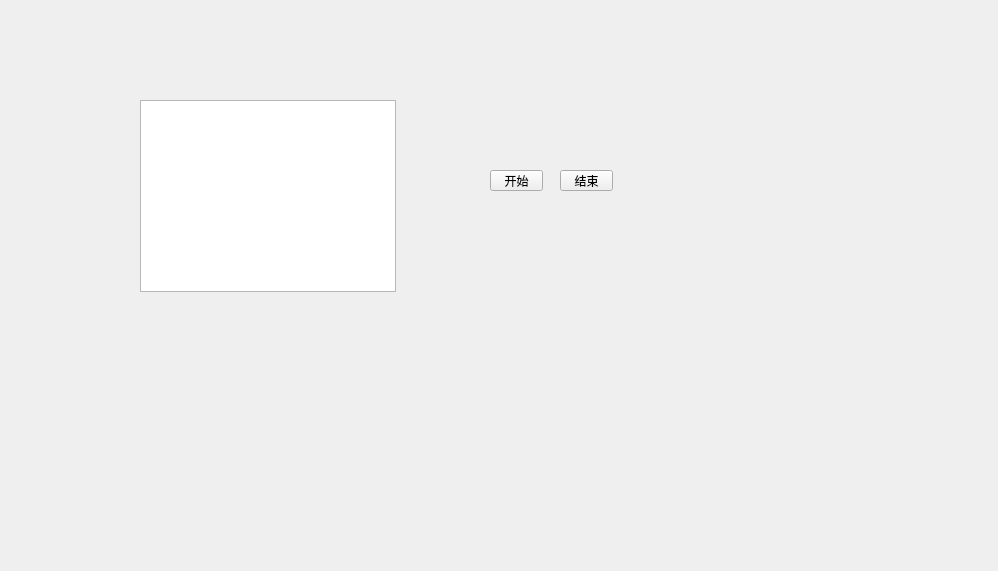
First picture: the form in DrillGIFActionSequenceEditor/Source/ActionSeqModule/playingPart/p_PlayingPart.ui, repository DrillUp/DrillGIFActionSequenceEditor, before the edit.
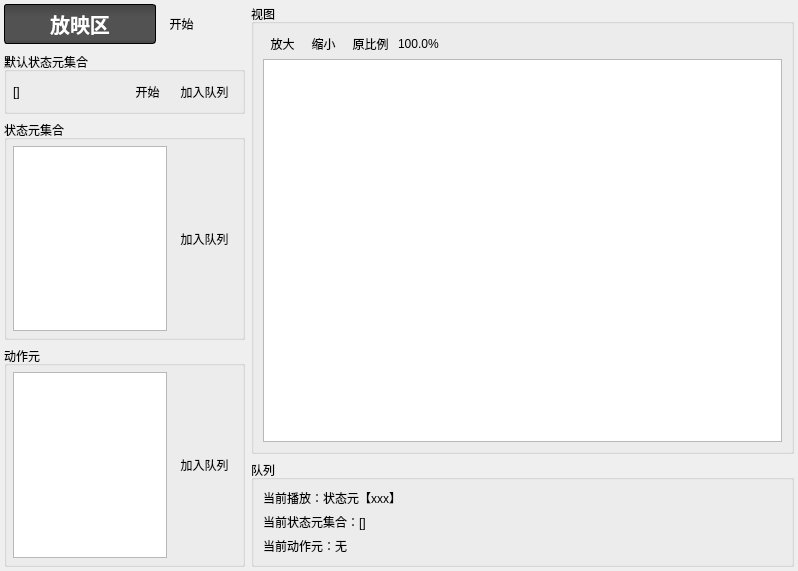
Second picture: the form after the edit. Icons and pictures are not drawn.

Commit message: 完成 放映区 的ui框架。

The edit to the form file:
```diff
--- a/DrillGIFActionSequenceEditor/Source/ActionSeqModule/playingPart/p_PlayingPart.ui
+++ b/DrillGIFActionSequenceEditor/Source/ActionSeqModule/playingPart/p_PlayingPart.ui
@@ -6,49 +6,498 @@
    <rect>
     <x>0</x>
     <y>0</y>
-    <width>998</width>
+    <width>798</width>
     <height>571</height>
    </rect>
   </property>
   <property name="windowTitle">
    <string>Form</string>
   </property>
-  <widget class="QToolButton" name="toolButton_2">
-   <property name="geometry">
-    <rect>
-     <x>560</x>
-     <y>170</y>
-     <width>53</width>
-     <height>21</height>
-    </rect>
+  <layout class="QVBoxLayout" name="verticalLayout">
+   <property name="leftMargin">
+    <number>0</number>
    </property>
-   <property name="text">
-    <string>结束</string>
+   <property name="topMargin">
+    <number>0</number>
    </property>
-  </widget>
-  <widget class="QToolButton" name="toolButton">
-   <property name="geometry">
-    <rect>
-     <x>490</x>
-     <y>170</y>
-     <width>53</width>
-     <height>21</height>
-    </rect>
+   <property name="rightMargin">
+    <number>0</number>
    </property>
-   <property name="text">
-    <string>开始</string>
+   <property name="bottomMargin">
+    <number>0</number>
    </property>
-  </widget>
-  <widget class="QGraphicsView" name="graphicsView">
-   <property name="geometry">
-    <rect>
-     <x>140</x>
-     <y>100</y>
-     <width>256</width>
-     <height>192</height>
-    </rect>
-   </property>
-  </widget>
+   <item>
+    <widget class="QWidget" name="widget_6" native="true">
+     <layout class="QHBoxLayout" name="horizontalLayout_2" stretch="4,9">
+      <property name="leftMargin">
+       <number>4</number>
+      </property>
+      <property name="topMargin">
+       <number>4</number>
+      </property>
+      <property name="rightMargin">
+       <number>4</number>
+      </property>
+      <property name="bottomMargin">
+       <number>4</number>
+      </property>
+      <item>
+       <widget class="QWidget" name="widget_2" native="true">
+        <property name="styleSheet">
+         <string notr="true">
+QToolButton{
+	padding:2px;
+	border: 1px solid transparent;
+	background: rgba(255,255,255,0);
+}
+QToolButton:hover{
+	border-radius:1px;
+	border:1px solid #f2ca58;
+	background-color: qlineargradient(spread:pad, x1:0, y1:0, x2:0, y2:1, stop:0 #fdecad, stop:0.3 #fde48c, stop:0.9 #fce58c, stop:1 #fdfadf )
+}
+QToolButton:pressed{
+	border-radius:1px;
+	border:1px solid #f2ca58;
+	background-color: #FDF4BF;
+}</string>
+        </property>
+        <layout class="QVBoxLayout" name="verticalLayout_2">
+         <property name="spacing">
+          <number>4</number>
+         </property>
+         <property name="leftMargin">
+          <number>0</number>
+         </property>
+         <property name="topMargin">
+          <number>0</number>
+         </property>
+         <property name="rightMargin">
+          <number>0</number>
+         </property>
+         <property name="bottomMargin">
+          <number>0</number>
+         </property>
+         <item>
+          <widget class="QWidget" name="widget" native="true">
+           <layout class="QHBoxLayout" name="horizontalLayout" stretch="4,0,1">
+            <property name="leftMargin">
+             <number>0</number>
+            </property>
+            <property name="topMargin">
+             <number>0</number>
+            </property>
+            <property name="rightMargin">
+             <number>0</number>
+            </property>
+            <property name="bottomMargin">
+             <number>0</number>
+            </property>
+            <item>
+             <widget class="QLabel" name="label">
+              <property name="styleSheet">
+               <string notr="true">
+font-family:&quot;微软雅黑&quot;;
+font-size:20px;
+font-weight:bold;
+padding:4px;
+color:#ffffff;
+border-radius:3px;
+border:1px solid #000000;
+background-color: qlineargradient(spread:pad, x1:0, y1:0, x2:0, y2:1, stop:0 #444444, stop:0.3 #525252, stop:0.9 #525252, stop:1 #444444 )</string>
+              </property>
+              <property name="text">
+               <string>放映区</string>
+              </property>
+              <property name="alignment">
+               <set>Qt::AlignCenter</set>
+              </property>
+             </widget>
+            </item>
+            <item>
+             <widget class="QToolButton" name="toolButton_open">
+              <property name="text">
+               <string>开始</string>
+              </property>
+              <property name="icon">
+               <iconset resource="../../../drillgifactionsequenceeditor.qrc">
+                <normaloff>:/DrillGIFActionSequenceEditor/Resources/icons/player/Play_Run.png</normaloff>:/DrillGIFActionSequenceEditor/Resources/icons/player/Play_Run.png</iconset>
+              </property>
+              <property name="iconSize">
+               <size>
+                <width>32</width>
+                <height>32</height>
+               </size>
+              </property>
+             </widget>
+            </item>
+            <item>
+             <widget class="QWidget" name="widget_3" native="true"/>
+            </item>
+           </layout>
+          </widget>
+         </item>
+         <item>
+          <widget class="QWidget" name="widget" native="true">
+           <layout class="QVBoxLayout" name="verticalLayout_3">
+            <property name="spacing">
+             <number>6</number>
+            </property>
+            <property name="leftMargin">
+             <number>0</number>
+            </property>
+            <property name="topMargin">
+             <number>4</number>
+            </property>
+            <property name="rightMargin">
+             <number>0</number>
+            </property>
+            <property name="bottomMargin">
+             <number>0</number>
+            </property>
+            <item>
+             <widget class="QGroupBox" name="groupBox_5">
+              <property name="title">
+               <string>默认状态元集合</string>
+              </property>
+              <layout class="QHBoxLayout" name="horizontalLayout_4">
+               <property name="leftMargin">
+                <number>6</number>
+               </property>
+               <property name="topMargin">
+                <number>6</number>
+               </property>
+               <property name="rightMargin">
+                <number>6</number>
+               </property>
+               <property name="bottomMargin">
+                <number>6</number>
+               </property>
+               <item>
+                <widget class="QLabel" name="label_defaultState">
+                 <property name="text">
+                  <string>[]</string>
+                 </property>
+                </widget>
+               </item>
+               <item>
+                <widget class="QToolButton" name="toolButton_open_3">
+                 <property name="text">
+                  <string>开始</string>
+                 </property>
+                 <property name="icon">
+                  <iconset resource="../../../drillgifactionsequenceeditor.qrc">
+                   <normaloff>:/DrillGIFActionSequenceEditor/Resources/icons/menu/Common_Edit.png</normaloff>:/DrillGIFActionSequenceEditor/Resources/icons/menu/Common_Edit.png</iconset>
+                 </property>
+                 <property name="iconSize">
+                  <size>
+                   <width>32</width>
+                   <height>32</height>
+                  </size>
+                 </property>
+                </widget>
+               </item>
+               <item>
+                <widget class="QToolButton" name="toolButton_open_2">
+                 <property name="text">
+                  <string>加入队列</string>
+                 </property>
+                 <property name="icon">
+                  <iconset resource="../../../drillgifactionsequenceeditor.qrc">
+                   <normaloff>:/DrillGIFActionSequenceEditor/Resources/icons/menu/Common_Right.png</normaloff>:/DrillGIFActionSequenceEditor/Resources/icons/menu/Common_Right.png</iconset>
+                 </property>
+                 <property name="iconSize">
+                  <size>
+                   <width>32</width>
+                   <height>32</height>
+                  </size>
+                 </property>
+                </widget>
+               </item>
+              </layout>
+             </widget>
+            </item>
+            <item>
+             <widget class="QGroupBox" name="groupBox_2">
+              <property name="title">
+               <string>状态元集合</string>
+              </property>
+              <layout class="QHBoxLayout" name="horizontalLayout_6">
+               <property name="leftMargin">
+                <number>6</number>
+               </property>
+               <property name="topMargin">
+                <number>6</number>
+               </property>
+               <property name="rightMargin">
+                <number>6</number>
+               </property>
+               <property name="bottomMargin">
+                <number>6</number>
+               </property>
+               <item>
+                <widget class="QTableWidget" name="tableWidget_state">
+                 <property name="styleSheet">
+                  <string notr="true">
+QTableView::item:selected {
+	background-color: qlineargradient(spread:pad, x1:0, y1:0, x2:0, y2:1, stop:0 #5C87D9, stop:0.505 #557CC7, stop:1 #5075BC);
+}</string>
+                 </property>
+                </widget>
+               </item>
+               <item>
+                <widget class="QToolButton" name="toolButton_open_5">
+                 <property name="text">
+                  <string>加入队列</string>
+                 </property>
+                 <property name="icon">
+                  <iconset resource="../../../drillgifactionsequenceeditor.qrc">
+                   <normaloff>:/DrillGIFActionSequenceEditor/Resources/icons/menu/Common_Right.png</normaloff>:/DrillGIFActionSequenceEditor/Resources/icons/menu/Common_Right.png</iconset>
+                 </property>
+                 <property name="iconSize">
+                  <size>
+                   <width>32</width>
+                   <height>32</height>
+                  </size>
+                 </property>
+                </widget>
+               </item>
+              </layout>
+             </widget>
+            </item>
+            <item>
+             <widget class="QGroupBox" name="groupBox_4">
+              <property name="title">
+               <string>动作元</string>
+              </property>
+              <layout class="QHBoxLayout" name="horizontalLayout_5">
+               <property name="leftMargin">
+                <number>6</number>
+               </property>
+               <property name="topMargin">
+                <number>6</number>
+               </property>
+               <property name="rightMargin">
+                <number>6</number>
+               </property>
+               <property name="bottomMargin">
+                <number>6</number>
+               </property>
+               <item>
+                <widget class="QTableWidget" name="tableWidget_action">
+                 <property name="styleSheet">
+                  <string notr="true">
+QTableView::item:selected {
+	background-color: qlineargradient(spread:pad, x1:0, y1:0, x2:0, y2:1, stop:0 #5C87D9, stop:0.505 #557CC7, stop:1 #5075BC);
+}</string>
+                 </property>
+                </widget>
+               </item>
+               <item>
+                <widget class="QToolButton" name="toolButton_open_4">
+                 <property name="text">
+                  <string>加入队列</string>
+                 </property>
+                 <property name="icon">
+                  <iconset resource="../../../drillgifactionsequenceeditor.qrc">
+                   <normaloff>:/DrillGIFActionSequenceEditor/Resources/icons/menu/Common_Right.png</normaloff>:/DrillGIFActionSequenceEditor/Resources/icons/menu/Common_Right.png</iconset>
+                 </property>
+                 <property name="iconSize">
+                  <size>
+                   <width>32</width>
+                   <height>32</height>
+                  </size>
+                 </property>
+                </widget>
+               </item>
+              </layout>
+             </widget>
+            </item>
+           </layout>
+          </widget>
+         </item>
+        </layout>
+       </widget>
+      </item>
+      <item>
+       <widget class="QWidget" name="widget_4" native="true">
+        <layout class="QVBoxLayout" name="verticalLayout_4">
+         <property name="leftMargin">
+          <number>0</number>
+         </property>
+         <property name="topMargin">
+          <number>0</number>
+         </property>
+         <property name="rightMargin">
+          <number>0</number>
+         </property>
+         <property name="bottomMargin">
+          <number>0</number>
+         </property>
+         <item>
+          <widget class="QGroupBox" name="groupBox_3">
+           <property name="title">
+            <string>视图</string>
+           </property>
+           <layout class="QVBoxLayout" name="verticalLayout_5">
+            <property name="spacing">
+             <number>2</number>
+            </property>
+            <property name="topMargin">
+             <number>6</number>
+            </property>
+            <item>
+             <widget class="QWidget" name="widget_5" native="true">
+              <property name="styleSheet">
+               <string notr="true">
+QToolButton{
+	padding:2px;
+	border: 1px solid transparent;
+	background: rgba(255,255,255,0);
+}
+QToolButton:hover{
+	border-radius:1px;
+	border:1px solid #f2ca58;
+	background-color: qlineargradient(spread:pad, x1:0, y1:0, x2:0, y2:1, stop:0 #fdecad, stop:0.3 #fde48c, stop:0.9 #fce58c, stop:1 #fdfadf )
+}
+QToolButton:pressed{
+	border-radius:1px;
+	border:1px solid #f2ca58;
+	background-color: #FDF4BF;
+}</string>
+              </property>
+              <layout class="QHBoxLayout" name="horizontalLayout_3">
+               <property name="spacing">
+                <number>2</number>
+               </property>
+               <property name="leftMargin">
+                <number>0</number>
+               </property>
+               <property name="topMargin">
+                <number>0</number>
+               </property>
+               <property name="rightMargin">
+                <number>0</number>
+               </property>
+               <property name="bottomMargin">
+                <number>0</number>
+               </property>
+               <item>
+                <widget class="QToolButton" name="toolButton_zoom_in">
+                 <property name="text">
+                  <string>放大</string>
+                 </property>
+                 <property name="icon">
+                  <iconset resource="../../../drillgifactionsequenceeditor.qrc">
+                   <normaloff>:/DrillGIFActionSequenceEditor/Resources/icons/view/Zoom_In.png</normaloff>:/DrillGIFActionSequenceEditor/Resources/icons/view/Zoom_In.png</iconset>
+                 </property>
+                 <property name="iconSize">
+                  <size>
+                   <width>24</width>
+                   <height>24</height>
+                  </size>
+                 </property>
+                </widget>
+               </item>
+               <item>
+                <widget class="QToolButton" name="toolButton_zoom_out">
+                 <property name="text">
+                  <string>缩小</string>
+                 </property>
+                 <property name="icon">
+                  <iconset resource="../../../drillgifactionsequenceeditor.qrc">
+                   <normaloff>:/DrillGIFActionSequenceEditor/Resources/icons/view/Zoom_Out.png</normaloff>:/DrillGIFActionSequenceEditor/Resources/icons/view/Zoom_Out.png</iconset>
+                 </property>
+                 <property name="iconSize">
+                  <size>
+                   <width>24</width>
+                   <height>24</height>
+                  </size>
+                 </property>
+                </widget>
+               </item>
+               <item>
+                <widget class="QToolButton" name="toolButton_zoom_regular">
+                 <property name="text">
+                  <string>原比例</string>
+                 </property>
+                 <property name="icon">
+                  <iconset resource="../../../drillgifactionsequenceeditor.qrc">
+                   <normaloff>:/DrillGIFActionSequenceEditor/Resources/icons/view/Zoom_Regular.png</normaloff>:/DrillGIFActionSequenceEditor/Resources/icons/view/Zoom_Regular.png</iconset>
+                 </property>
+                 <property name="iconSize">
+                  <size>
+                   <width>24</width>
+                   <height>24</height>
+                  </size>
+                 </property>
+                </widget>
+               </item>
+               <item>
+                <widget class="QLabel" name="label_4">
+                 <property name="text">
+                  <string>100.0%</string>
+                 </property>
+                </widget>
+               </item>
+               <item>
+                <spacer name="horizontalSpacer">
+                 <property name="orientation">
+                  <enum>Qt::Horizontal</enum>
+                 </property>
+                 <property name="sizeHint" stdset="0">
+                  <size>
+                   <width>40</width>
+                   <height>20</height>
+                  </size>
+                 </property>
+                </spacer>
+               </item>
+              </layout>
+             </widget>
+            </item>
+            <item>
+             <widget class="QGraphicsView" name="graphicsView"/>
+            </item>
+           </layout>
+          </widget>
+         </item>
+         <item>
+          <widget class="QGroupBox" name="groupBox">
+           <property name="title">
+            <string>队列</string>
+           </property>
+           <layout class="QVBoxLayout" name="verticalLayout_6">
+            <item>
+             <widget class="QLabel" name="label_5">
+              <property name="text">
+               <string>当前播放：状态元【xxx】</string>
+              </property>
+             </widget>
+            </item>
+            <item>
+             <widget class="QLabel" name="label_6">
+              <property name="text">
+               <string>当前状态元集合：[]</string>
+              </property>
+             </widget>
+            </item>
+            <item>
+             <widget class="QLabel" name="label_7">
+              <property name="text">
+               <string>当前动作元：无</string>
+              </property>
+             </widget>
+            </item>
+           </layout>
+          </widget>
+         </item>
+        </layout>
+       </widget>
+      </item>
+     </layout>
+    </widget>
+   </item>
+  </layout>
  </widget>
  <resources/>
  <connections/>
```
Left out of the diff: 4 changed lines with no effect on the pictures. The commit also changes 8 other files.
